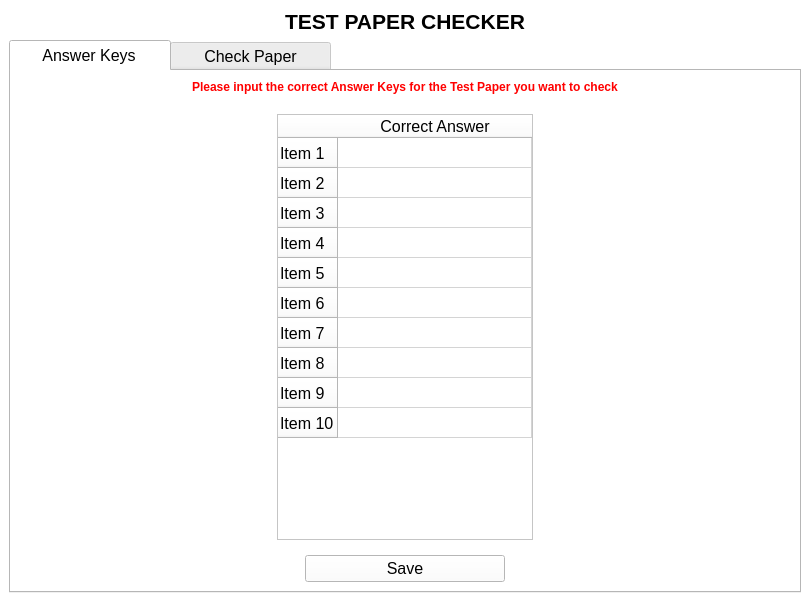
Above: TestPaperChecker.ui from jarapamikaella/OpenCV_TestPaperChecker before the change. Below: the same form after it.
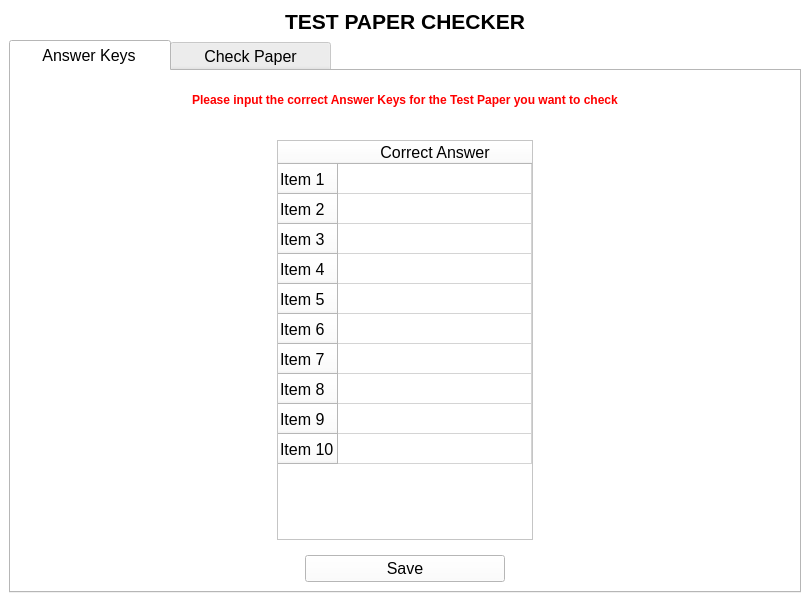
That is the form after the change.

Diff of the .ui file:
```diff
--- a/TestPaperChecker.ui
+++ b/TestPaperChecker.ui
@@ -499,6 +499,18 @@
        <layout class="QVBoxLayout" name="verticalLayout">
         <item alignment="Qt::AlignHCenter">
          <widget class="QLabel" name="AnswerKeyGuideLabel">
+          <property name="minimumSize">
+           <size>
+            <width>0</width>
+            <height>40</height>
+           </size>
+          </property>
+          <property name="maximumSize">
+           <size>
+            <width>16777215</width>
+            <height>16777215</height>
+           </size>
+          </property>
           <property name="font">
            <font>
             <weight>75</weight>
```
